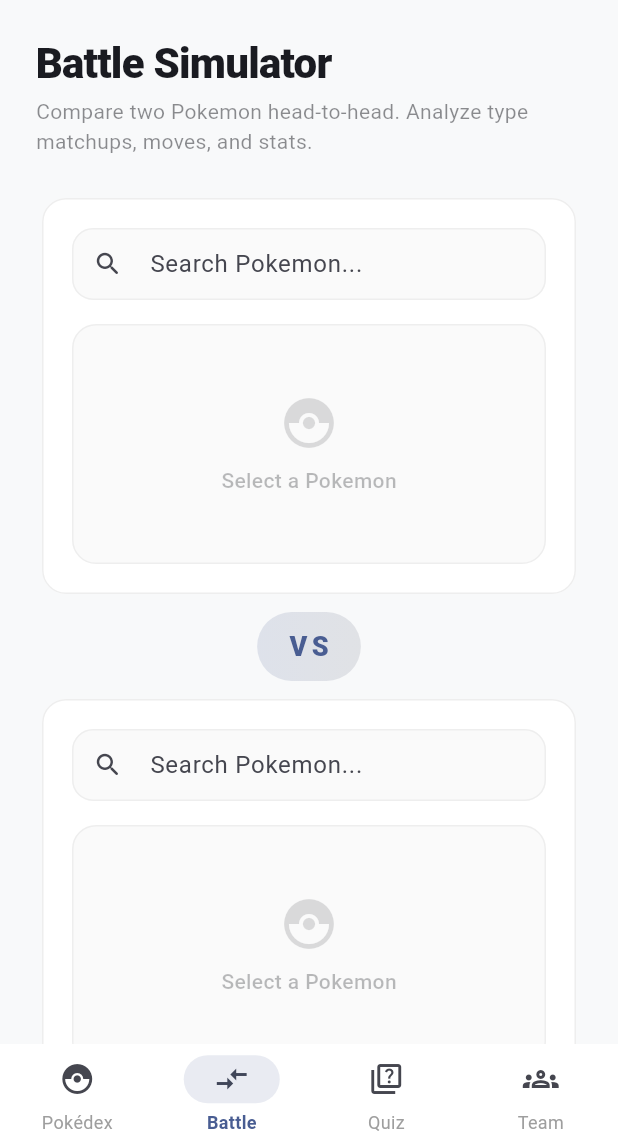
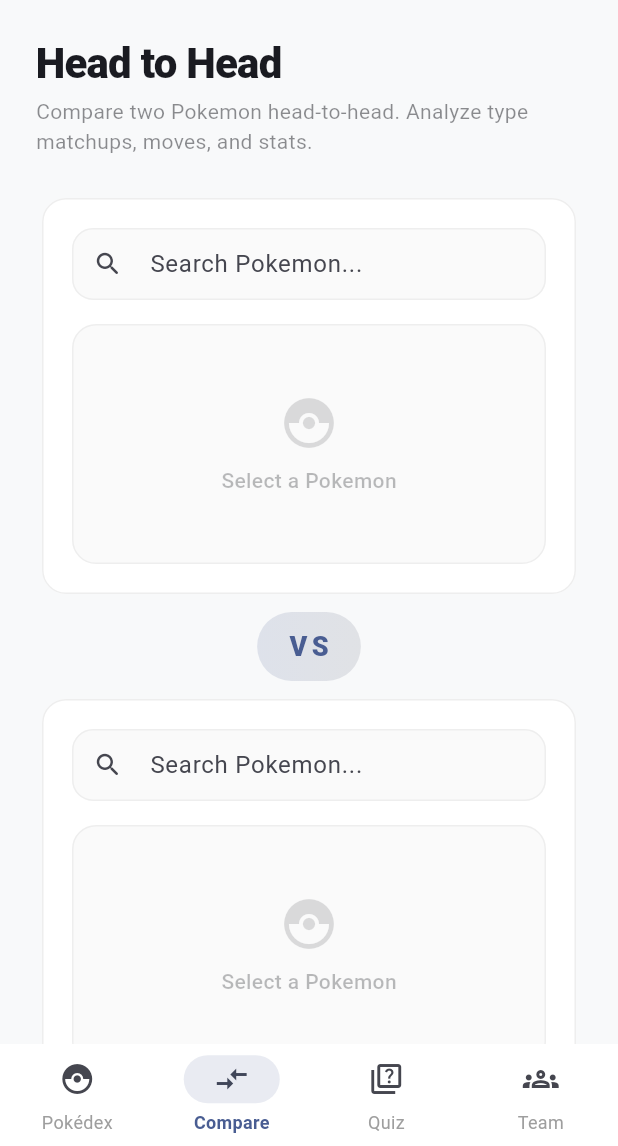
Before and after one commit to silkyrich/pokedex-flutter, a Flutter app: the BattleScreen screen opened by its route, on a phone screen of 412 x 824 dp, the part 90-1236 px from its top. Run offline on Flutter 3.47's test engine with Material 3 defaults, Android fonts, the phone set to English and light mode, and no system bars; our stand-ins replace go_router, shared_preferences; accounts and stored records are empty; network calls fail.

Commit message:
Rename Battle Simulator to Head to Head across the app
Soften the feature name from "Battle Simulator" (which implies
gameplay) to "Head to Head" (which accurately describes the stat
comparison tool). Updates navigation, screen titles, action buttons,
and marketing cards. URL routes unchanged to avoid breaking links.

https://claude.ai/code/session_014g71E9LNFyk9BDu22vAqmL

```diff
--- a/pokemondb/lib/screens/battle_screen.dart
+++ b/pokemondb/lib/screens/battle_screen.dart
@@ -196,7 +196,7 @@ class _BattleScreenState extends State<BattleScreen> with TickerProviderStateMix
               crossAxisAlignment: CrossAxisAlignment.start,
               children: [
                 Text(
-                  'Battle Simulator',
+                  'Head to Head',
                   style: theme.textTheme.headlineMedium?.copyWith(
                     fontWeight: FontWeight.w800,
                     letterSpacing: -0.5,
@@ -458,7 +458,7 @@ class _BattleScreenState extends State<BattleScreen> with TickerProviderStateMix
               children: [
                 Icon(Icons.military_tech_rounded, color: theme.colorScheme.primary, size: 22),
                 const SizedBox(width: 8),
-                Text('Battle Verdict', style: theme.textTheme.titleMedium?.copyWith(fontWeight: FontWeight.w700)),
+                Text('Matchup Verdict', style: theme.textTheme.titleMedium?.copyWith(fontWeight: FontWeight.w700)),
               ],
             ),
             const SizedBox(height: 16),
--- a/pokemondb/lib/screens/counter_screen.dart
+++ b/pokemondb/lib/screens/counter_screen.dart
@@ -293,11 +293,11 @@ class _CounterScreenState extends State<CounterScreen> {
               ],
             ),
           ),
-          // Quick action to battle
+          // Quick action to compare
           FilledButton.icon(
             onPressed: () => context.go('/battle/${p.id}/25'),
             icon: const Icon(Icons.compare_arrows, size: 16),
-            label: const Text('Battle'),
+            label: const Text('Compare'),
             style: FilledButton.styleFrom(padding: const EdgeInsets.symmetric(horizontal: 16, vertical: 10)),
           ),
         ],
--- a/pokemondb/lib/screens/pokemon_detail_screen.dart
+++ b/pokemondb/lib/screens/pokemon_detail_screen.dart
@@ -584,7 +584,7 @@ class _PokemonDetailScreenState extends State<PokemonDetailScreen> {
         ),
         _QuickActionButton(
           icon: Icons.compare_arrows,
-          label: 'Battle',
+          label: 'Compare',
           color: typeColor,
           isDark: isDark,
           onTap: () => context.go('/battle/${p.id}/25'),
--- a/pokemondb/lib/screens/type_matchup_screen.dart
+++ b/pokemondb/lib/screens/type_matchup_screen.dart
@@ -218,7 +218,7 @@ class _TypeMatchupScreenState extends State<TypeMatchupScreen> {
                   ),
                 ],
                 const SizedBox(height: 24),
-                // Battle compare CTA
+                // Head to head compare CTA
                 Center(
                   child: FilledButton.icon(
                     onPressed: () => context.go('/battle'),
--- a/pokemondb/lib/widgets/navigation_shell.dart
+++ b/pokemondb/lib/widgets/navigation_shell.dart
@@ -11,7 +11,7 @@ class NavigationShell extends StatelessWidget {
   // Bottom bar: 4 primary destinations
   static const _bottomItems = [
     _NavItem('/', 'Pokédex', Icons.catching_pokemon_outlined, Icons.catching_pokemon),
-    _NavItem('/battle', 'Battle', Icons.compare_arrows_outlined, Icons.compare_arrows),
+    _NavItem('/battle', 'Compare', Icons.compare_arrows_outlined, Icons.compare_arrows),
     _NavItem('/quiz', 'Quiz', Icons.quiz_outlined, Icons.quiz),
     _NavItem('/team', 'Team', Icons.groups_outlined, Icons.groups),
   ];
@@ -24,7 +24,7 @@ class NavigationShell extends StatelessWidget {
       _NavItem('/types', 'Types', Icons.grid_view_outlined, Icons.grid_view_rounded),
     ]),
     _DrawerSection('Compete', [
-      _NavItem('/battle', 'Battle Simulator', Icons.compare_arrows_outlined, Icons.compare_arrows),
+      _NavItem('/battle', 'Head to Head', Icons.compare_arrows_outlined, Icons.compare_arrows),
       _NavItem('/team', 'Team Builder', Icons.groups_outlined, Icons.groups),
       _NavItem('/tools/damage-calc', 'Damage Calculator', Icons.local_fire_department_outlined, Icons.local_fire_department),
       _NavItem('/tools/stat-calc', 'Stat Calculator', Icons.bar_chart_outlined, Icons.bar_chart),
```
Also changed, not shown: 2 other files.
